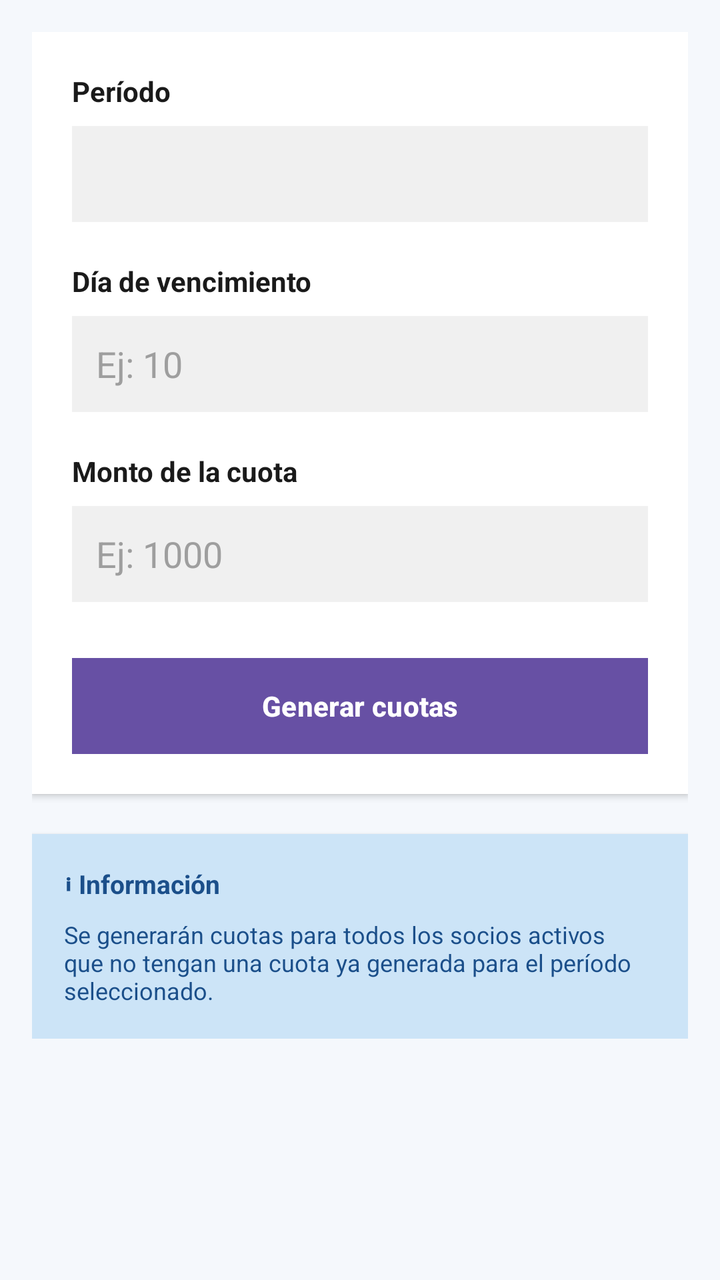
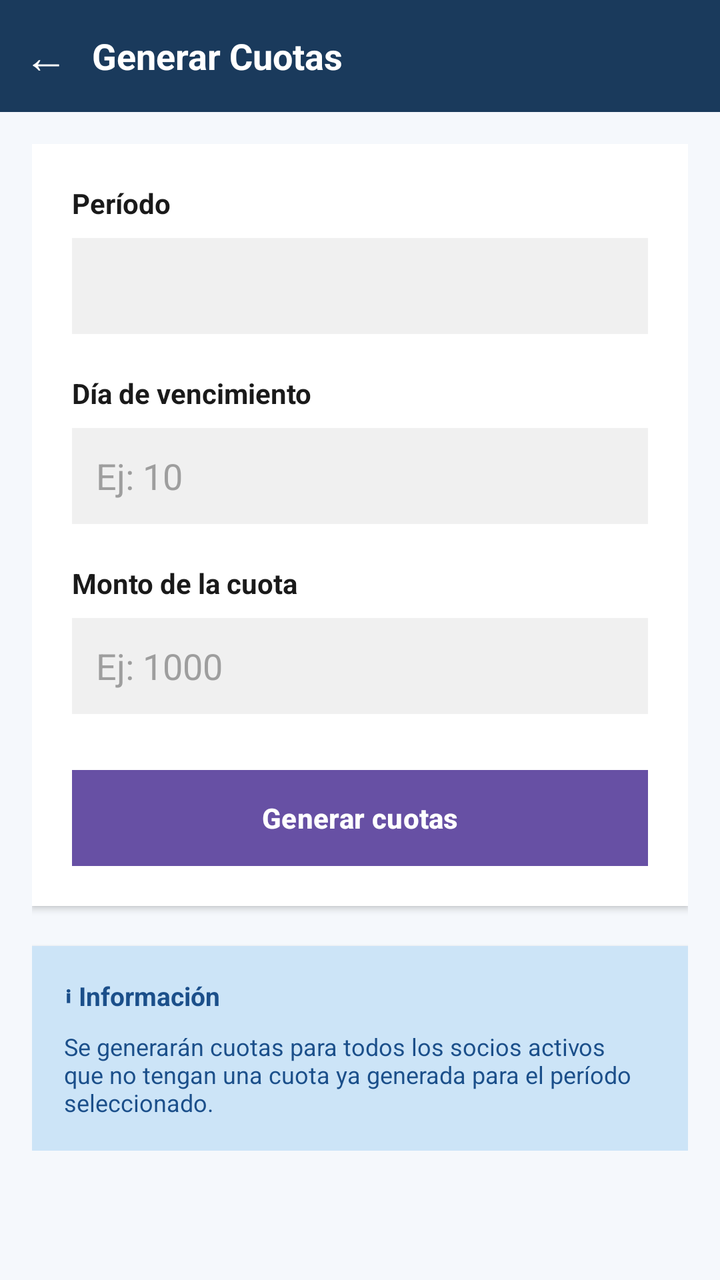

Before-and-after screenshots of an Android layout around one commit, followed by the original layout XML and the change that was made.
<!-- AndroidManifest.xml: application theme Theme.ClubDeportivo -->
<!-- res/layout/activity_generar_cuotas.xml -->
<?xml version="1.0" encoding="utf-8"?>
<LinearLayout
    xmlns:android="http://schemas.android.com/apk/res/android"
    xmlns:app="http://schemas.android.com/apk/res-auto"
    android:layout_width="match_parent"
    android:layout_height="match_parent"
    android:orientation="vertical"
    android:background="@color/colorBackground">

    
    <ScrollView
        android:layout_width="match_parent"
        android:layout_height="match_parent">

        <LinearLayout
            android:layout_width="match_parent"
            android:layout_height="wrap_content"
            android:orientation="vertical"
            android:padding="16dp">

            
            <LinearLayout
                android:layout_width="match_parent"
                android:layout_height="wrap_content"
                android:orientation="vertical"
                android:background="@color/white"
                android:padding="20dp"
                android:elevation="2dp"
                android:layout_marginBottom="20dp">

                
                <TextView
                    android:layout_width="wrap_content"
                    android:layout_height="wrap_content"
                    android:text="Período"
                    android:textSize="14sp"
                    android:textStyle="bold"
                    android:textColor="@color/colorTextPrimary"
                    android:layout_marginBottom="8dp" />

                <Spinner
                    android:id="@+id/spinnerPeriodo"
                    android:layout_width="match_parent"
                    android:layout_height="48dp"
                    android:background="@color/colorBackgroundGray"
                    android:layout_marginBottom="20dp" />

                
                <TextView
                    android:layout_width="wrap_content"
                    android:layout_height="wrap_content"
                    android:text="Día de vencimiento"
                    android:textSize="14sp"
                    android:textStyle="bold"
                    android:textColor="@color/colorTextPrimary"
                    android:layout_marginBottom="8dp" />

                <EditText
                    android:id="@+id/etDiaVencimiento"
                    android:layout_width="match_parent"
                    android:layout_height="48dp"
                    android:hint="Ej: 10"
                    android:inputType="number"
                    android:padding="12dp"
                    android:background="@color/colorBackgroundGray"
                    android:textColorHint="@color/colorTextHint"
                    android:textColor="@color/colorTextPrimary"
                    android:layout_marginBottom="20dp" />

                
                <TextView
                    android:layout_width="wrap_content"
                    android:layout_height="wrap_content"
                    android:text="Monto de la cuota"
                    android:textSize="14sp"
                    android:textStyle="bold"
                    android:textColor="@color/colorTextPrimary"
                    android:layout_marginBottom="8dp" />

                <EditText
                    android:id="@+id/etMonto"
                    android:layout_width="match_parent"
                    android:layout_height="48dp"
                    android:hint="Ej: 1000"
                    android:inputType="numberDecimal"
                    android:padding="12dp"
                    android:background="@color/colorBackgroundGray"
                    android:textColorHint="@color/colorTextHint"
                    android:textColor="@color/colorTextPrimary"
                    android:layout_marginBottom="20dp" />

                
                <Button
                    android:id="@+id/btnGenerar"
                    android:layout_width="match_parent"
                    android:layout_height="48dp"
                    android:text="Generar cuotas"
                    android:textSize="14sp"
                    android:textStyle="bold"
                    android:textColor="@color/white"
                    android:background="@color/colorPrimary"
                    android:layout_marginTop="8dp" />

            </LinearLayout>

            
            <LinearLayout
                android:layout_width="match_parent"
                android:layout_height="wrap_content"
                android:orientation="vertical"
                android:background="@color/colorPrimaryLight"
                android:padding="16dp"
                android:elevation="2dp">

                <TextView
                    android:layout_width="wrap_content"
                    android:layout_height="wrap_content"
                    android:text="ℹ Información"
                    android:textSize="13sp"
                    android:textStyle="bold"
                    android:textColor="@color/colorPrimary"
                    android:layout_marginBottom="8dp" />

                <TextView
                    android:layout_width="wrap_content"
                    android:layout_height="wrap_content"
                    android:text="Se generarán cuotas para todos los socios activos que no tengan una cuota ya generada para el período seleccionado."
                    android:textSize="12sp"
                    android:textColor="@color/colorPrimary" />

            </LinearLayout>

        </LinearLayout>

    </ScrollView>

</LinearLayout>
<!-- resources referenced by this layout -->
<resources>
  <color name="colorBackground">#F5F8FC</color>
  <color name="colorBackgroundGray">#F0F0F0</color>
  <color name="colorPrimary">#1B4F8A</color>
  <color name="colorPrimaryLight">#CCE4F7</color>
  <color name="colorTextHint">#9E9E9E</color>
  <color name="colorTextPrimary">#1A1A1A</color>
  <color name="white">#FFFFFFFF</color>
  <style name="Theme.ClubDeportivo" parent="Base.Theme.ClubDeportivo" />
  <style name="Base.Theme.ClubDeportivo" parent="Theme.Material3.DayNight.NoActionBar">
          
          
      </style>
</resources>

<!-- the commit's change to res/layout/activity_generar_cuotas.xml (unified diff, before → after) -->
@@ -6,6 +6,36 @@
     android:layout_height="match_parent"
     android:orientation="vertical"
     android:background="@color/colorBackground">
+
+    
+    <LinearLayout
+        android:layout_width="match_parent"
+        android:layout_height="56dp"
+        android:background="@color/colorPrimaryDark"
+        android:orientation="horizontal"
+        android:gravity="center_vertical"
+        android:paddingStart="12dp"
+        android:paddingEnd="12dp">
+
+        <TextView
+            android:id="@+id/btnVolver"
+            android:layout_width="wrap_content"
+            android:layout_height="wrap_content"
+            android:text="←"
+            android:textSize="22sp"
+            android:textColor="@color/white"
+            android:layout_marginEnd="12dp"
+            android:clickable="true"
+            android:focusable="true"/>
+
+        <TextView
+            android:layout_width="wrap_content"
+            android:layout_height="wrap_content"
+            android:text="@string/generar_cuotas"
+            android:textColor="@color/white"
+            android:textSize="18sp"
+            android:textStyle="bold"/>
+    </LinearLayout>
 
     
     <ScrollView
<!-- resource entries referenced after the edit -->
@@ -3,10 +3,12 @@
   <color name="colorBackground">#F5F8FC</color>
   <color name="colorBackgroundGray">#F0F0F0</color>
   <color name="colorPrimary">#1B4F8A</color>
+  <color name="colorPrimaryDark">#1A3A5C</color>
   <color name="colorPrimaryLight">#CCE4F7</color>
   <color name="colorTextHint">#9E9E9E</color>
   <color name="colorTextPrimary">#1A1A1A</color>
   <color name="white">#FFFFFFFF</color>
+  <string name="generar_cuotas">Generar Cuotas</string>
   <style name="Theme.ClubDeportivo" parent="Base.Theme.ClubDeportivo" />
   <style name="Base.Theme.ClubDeportivo" parent="Theme.Material3.DayNight.NoActionBar">
           
